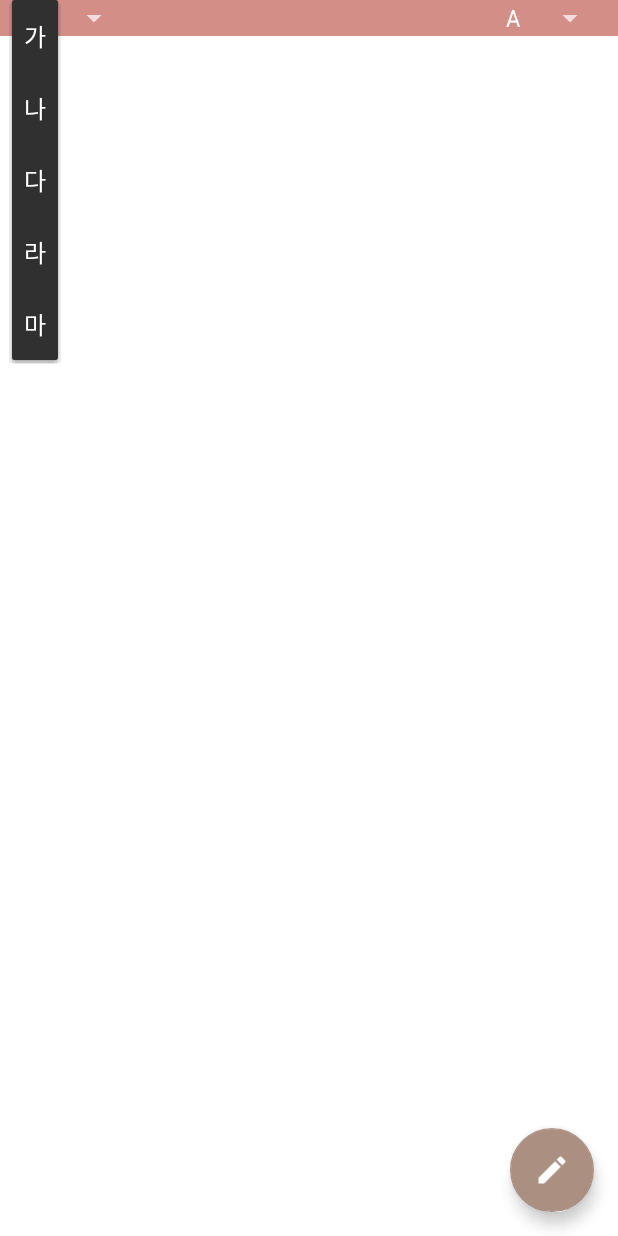
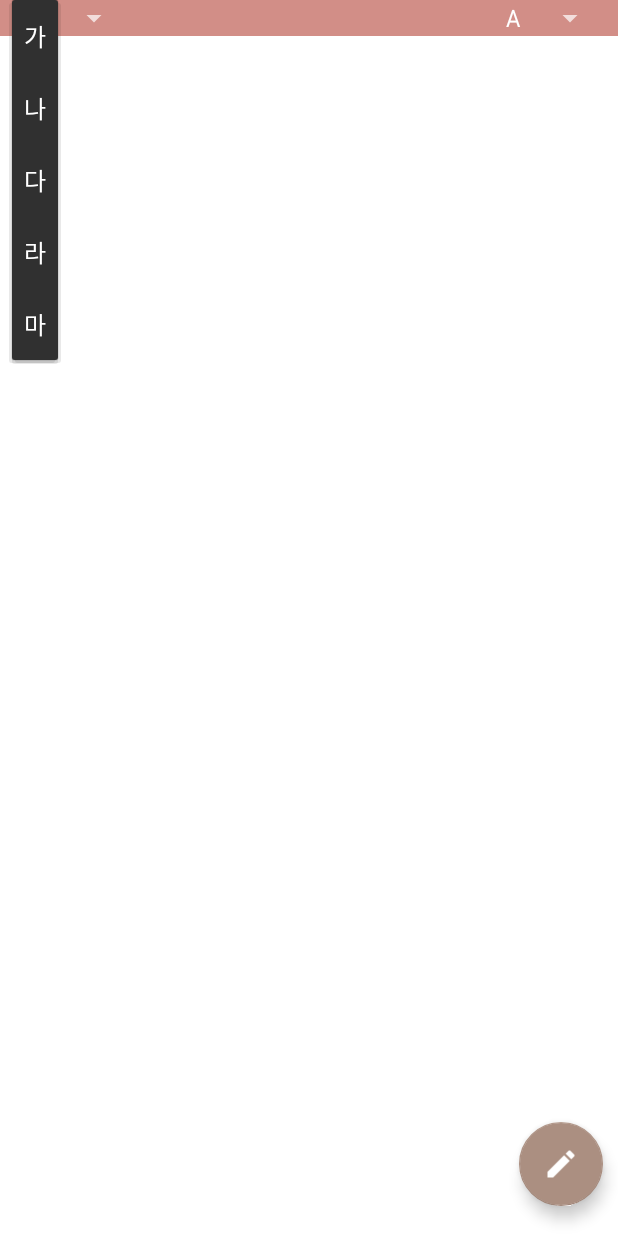
Before and after one commit to KimHunJin/MobileProject, an Android app: the fragment HomeFragment shown on its own in the app's theme, after a tap on an icon or button, on a phone screen of 412 x 824 dp. Run offline under Robolectric (Android 15) with nearby library versions, the phone set to English and light mode, and no system bars.

Commit message:
로고수정, drawable-xxdpi추가

```diff
--- a/LeeForm/app/src/main/AndroidManifest.xml
+++ b/LeeForm/app/src/main/AndroidManifest.xml
@@ -10,7 +10,7 @@
     <application
         android:name=".utils.GlobalApplication"
         android:allowBackup="true"
-        android:icon="@mipmap/ic_launcher"
+        android:icon="@mipmap/leeform"
         android:label="@string/app_name"
         android:supportsRtl="true"
         android:theme="@style/CustomNoActionBar">
--- a/LeeForm/app/src/main/res/layout/fragment_home.xml
+++ b/LeeForm/app/src/main/res/layout/fragment_home.xml
@@ -47,7 +47,8 @@
             android:layout_height="wrap_content"
             android:layout_alignParentBottom="true"
             android:layout_alignParentRight="true"
-            android:layout_margin="@dimen/fab_margin"
+            android:layout_marginRight="10dp"
+            android:layout_marginBottom="20dp"
             android:src="@drawable/ic_mode_edit_white_24dp" />
     </RelativeLayout>
 </LinearLayout>
```
Also changed, not shown: LeeForm/app/src/main/res/drawable-xxhdpi/main_write.png (added), LeeForm/app/src/main/res/mipmap-xxxhdpi/leeform.png (added).
